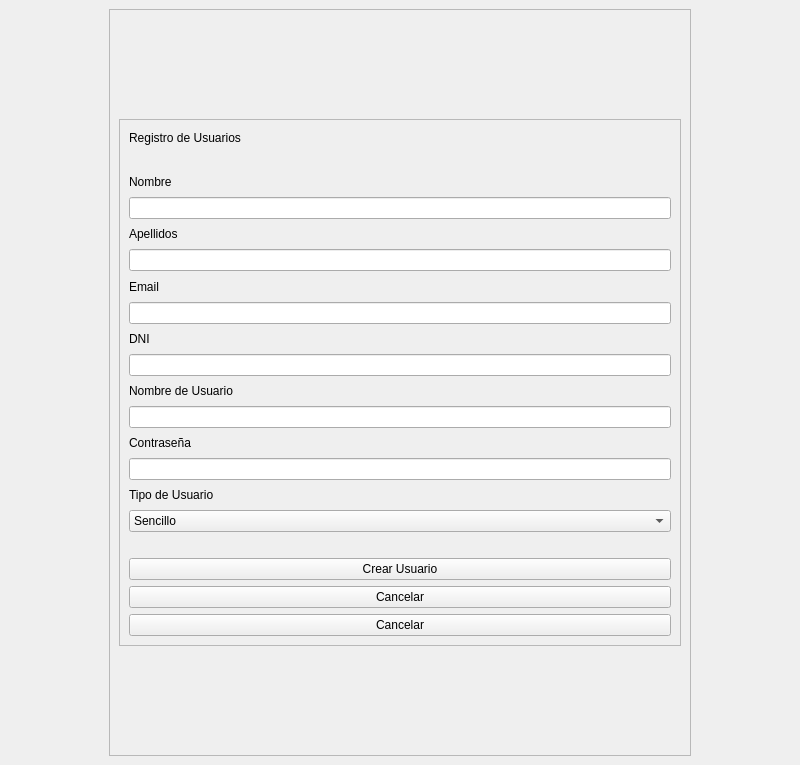
The window that src/vista/ui/RegistroUsu.ui (OscaarMG/campasgym) describes before a commit, drawn with Qt 5.
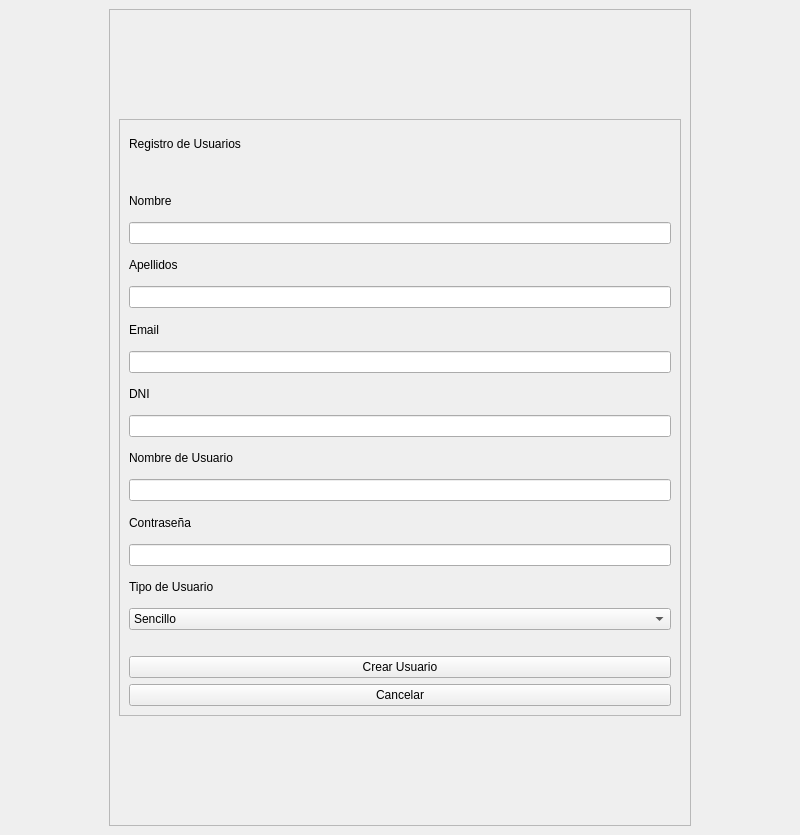
The same window after the commit.

```diff
--- a/src/vista/ui/RegistroUsu.ui
+++ b/src/vista/ui/RegistroUsu.ui
@@ -7,7 +7,7 @@
     <x>0</x>
     <y>0</y>
     <width>800</width>
-    <height>765</height>
+    <height>835</height>
    </rect>
   </property>
   <property name="windowTitle">
@@ -193,13 +193,6 @@
             </property>
            </widget>
           </item>
-          <item>
-           <widget class="QPushButton" name="pushButtonCancelar">
-            <property name="text">
-             <string>Cancelar</string>
-            </property>
-           </widget>
-          </item>
          </layout>
         </widget>
        </item>
```
